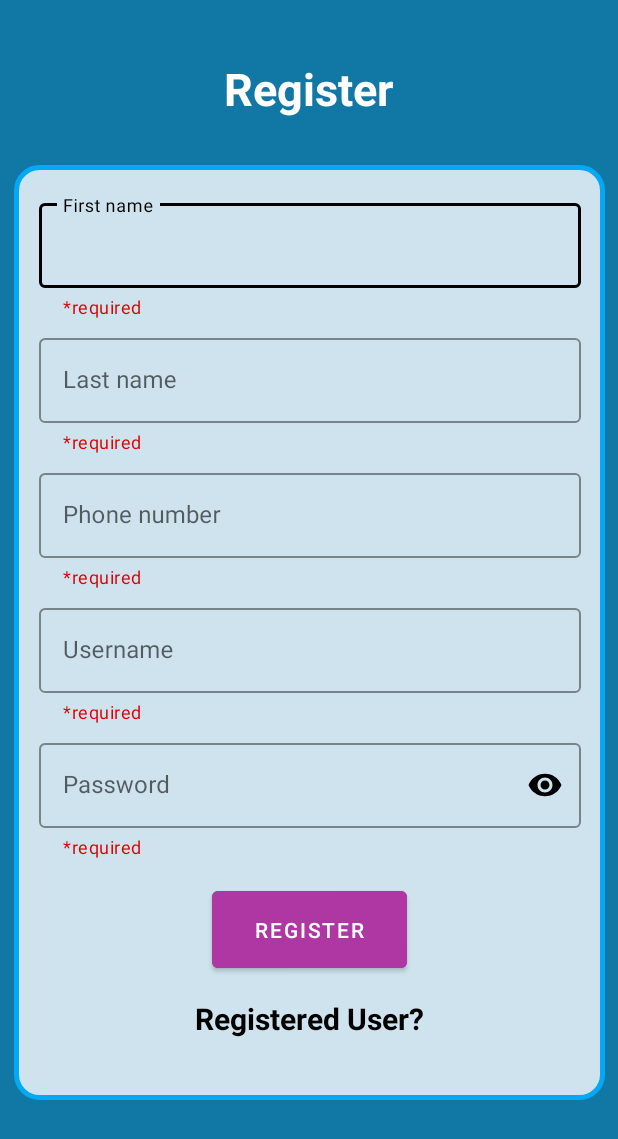
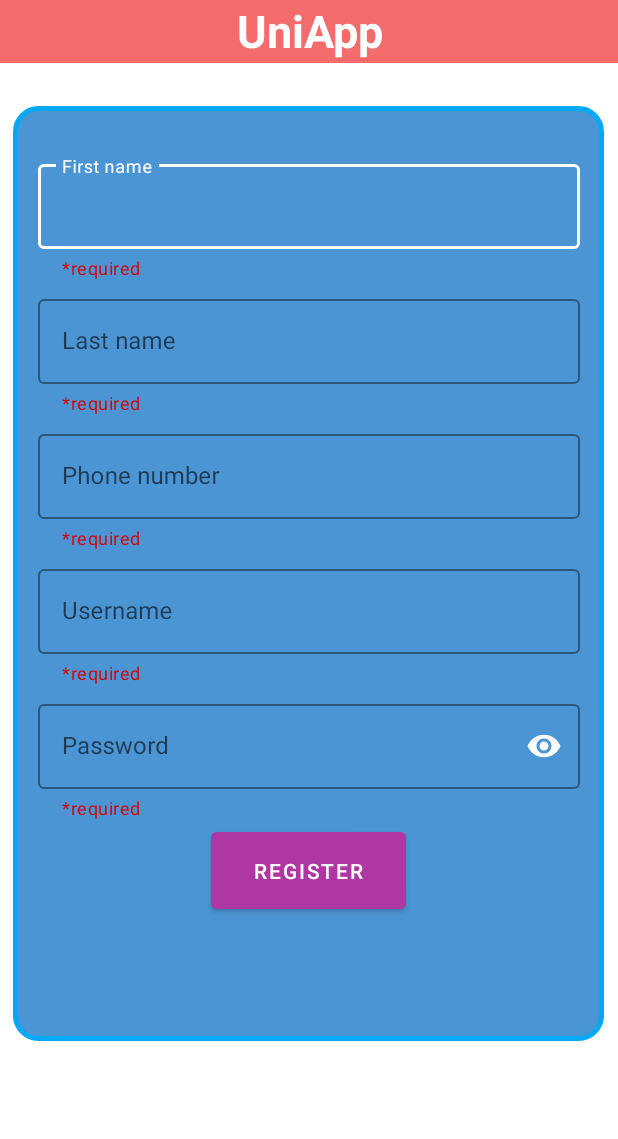
Before and after one commit to gmadhuri10/Automating-PhD-Admission-1, an Android app: the screen it shows after launch (RegisterUser), after a tap on "Register", on a phone screen of 412 x 824 dp. Shown: the top 1139 px of the screen. Run offline under Robolectric (Android 15) with nearby library versions, the light colour scheme and no system bars; our stand-ins replace Firebase (no records; nobody signed in at launch, a user with empty details on screens opened directly).

Commit message:
Login and reg done

```diff
--- a/app/src/main/java/com/winash/uniapp/Applicant.java
+++ b/app/src/main/java/com/winash/uniapp/Applicant.java
@@ -1,12 +1,12 @@
 package com.winash.uniapp;
 
 public class Applicant {
-    public String fname,lname,email,pass,phone;
-    Applicant(String fname,String lname,String email,String pass,String phone){
+    public String fname,lname,email;
+    int phone;
+    Applicant(String fname,String lname,String email,int phone){
         this.fname=fname;
         this.lname=lname;
         this.email=email;
-        this.pass=pass;
         this.phone=phone;
     }
 }
--- a/app/src/main/java/com/winash/uniapp/MainActivity.java
+++ b/app/src/main/java/com/winash/uniapp/MainActivity.java
@@ -3,13 +3,17 @@ package com.winash.uniapp;
 import androidx.appcompat.app.AppCompatActivity;
 
 import android.content.Intent;
+import android.net.Uri;
 import android.os.Bundle;
 import android.view.View;
 import android.widget.Button;
+import android.widget.MediaController;
 import android.widget.TextView;
+import android.widget.VideoView;
 
 public class MainActivity extends AppCompatActivity implements View.OnClickListener {
     private TextView Register,Login;
+    private VideoView video;
     @Override
     protected void onCreate(Bundle savedInstanceState) {
         super.onCreate(savedInstanceState);
@@ -18,7 +22,10 @@ public class MainActivity extends AppCompatActivity implements View.OnClickListe
         Login=(TextView) findViewById(R.id.LoginMain);
         Register.setOnClickListener(this);
         Login.setOnClickListener(this);
-
+        video=(VideoView) findViewById(R.id.videoView);
+        video.setVideoURI(Uri.parse("https://youtu.be/a3EiG1EZFh8"));
+        video.setMediaController(new MediaController(this));
+        video.requestFocus();
     }
         public void onClick(View v){
             switch (v.getId()){
--- a/app/src/main/java/com/winash/uniapp/RegisterUser.java
+++ b/app/src/main/java/com/winash/uniapp/RegisterUser.java
@@ -27,7 +27,6 @@ import org.w3c.dom.Text;
 public class RegisterUser extends AppCompatActivity implements View.OnClickListener {
     private FirebaseAuth mAuth;
     private Button RegisterUser;
-    private TextView login;
     private EditText fname,lname,number,uname,pass;
     private ProgressBar progress;
     DatabaseReference RefApplicant;
@@ -45,9 +44,7 @@ public class RegisterUser extends AppCompatActivity implements View.OnClickListe
         uname=(EditText) findViewById(R.id.Username);
         pass=(EditText) findViewById(R.id.Password);
         progress=(ProgressBar) findViewById(R.id.progressBarReg);
-        login=(TextView) findViewById(R.id.Logintext);
         RefApplicant= FirebaseDatabase.getInstance().getReference("Applicant");
-        login.setOnClickListener(this);
         RegisterUser.setOnClickListener(this);
     }
 
@@ -56,9 +53,6 @@ public class RegisterUser extends AppCompatActivity implements View.OnClickListe
         switch (view.getId()){
             case R.id.RegisterBtn:
                 registeruser();
-                break;
-            case R.id.Logintext:
-                startActivity(new Intent(this,LoginUser.class));
                 break;
         }
     }
@@ -99,7 +93,7 @@ public class RegisterUser extends AppCompatActivity implements View.OnClickListe
             pass.requestFocus();
             return;
         }
-        if(!Patterns.EMAIL_ADDRESS.matcher(email).matches())
+        if(!Patterns.EMAIL_ADDRESS.matcher(email).matches()||email.contains("@uniapp.admin.com"))
         {
             uname.setError("Valid Email Required!!!");
             uname.requestFocus();
@@ -111,7 +105,7 @@ public class RegisterUser extends AppCompatActivity implements View.OnClickListe
                     @Override
                     public void onComplete(@NonNull Task<AuthResult> task) {
                         if(task.isSuccessful()){
-                            Applicant newapp=new Applicant(fn,ln,email,p,num);
+                            Applicant newapp=new Applicant(fn,ln,email,Integer.parseInt(num));
                             UserUniqueNumber=mAuth.getUid();
                             RefApplicant.child(UserUniqueNumber).setValue(newapp).addOnCompleteListener(new OnCompleteListener<Void>() {
                                 @Override
--- a/app/src/main/res/drawable/round_corner_template.xml
+++ b/app/src/main/res/drawable/round_corner_template.xml
@@ -4,7 +4,7 @@
     android:shape="rectangle"
     android:padding="10dp">
 
-    <solid android:color="#CBFFFFFF" />
+    <solid android:color="#CB1E7ACA" />
     <corners
         android:bottomRightRadius="15dp"
         android:bottomLeftRadius="15dp"
--- a/app/src/main/res/layout/activity_applicant_home_page.xml
+++ b/app/src/main/res/layout/activity_applicant_home_page.xml
@@ -4,7 +4,8 @@
     xmlns:tools="http://schemas.android.com/tools"
     android:layout_width="match_parent"
     android:layout_height="match_parent"
-    tools:context=".ApplicantHomePage">
+    tools:context=".ApplicantHomePage"
+    android:background="@color/white">
     <EditText
         android:id="@+id/editTextTextApplicantName"
         android:layout_width="wrap_content"
--- a/app/src/main/res/layout/activity_register_user.xml
+++ b/app/src/main/res/layout/activity_register_user.xml
@@ -4,23 +4,25 @@
     xmlns:tools="http://schemas.android.com/tools"
     android:layout_width="match_parent"
     android:layout_height="match_parent"
-    android:background="#1177A5"
+    android:background="#FFFFFF"
     tools:context=".RegisterUser">
 
     <TextView
         android:id="@+id/RegisterHeader"
-        android:layout_width="wrap_content"
-        android:layout_height="wrap_content"
-        android:text="Register"
+        android:layout_width="match_parent"
+        android:layout_height="42dp"
+        android:background="#9CED0E0E"
+        android:text="UniApp"
+        android:textAlignment="center"
         android:textColor="@color/white"
         android:textSize="30sp"
         android:textStyle="bold"
         app:layout_constraintBottom_toBottomOf="parent"
         app:layout_constraintEnd_toEndOf="parent"
-        app:layout_constraintHorizontal_bias="0.498"
+        app:layout_constraintHorizontal_bias="1.0"
         app:layout_constraintStart_toStartOf="parent"
         app:layout_constraintTop_toTopOf="parent"
-        app:layout_constraintVertical_bias="0.049" />
+        app:layout_constraintVertical_bias="0.0" />
 
     <androidx.constraintlayout.widget.ConstraintLayout
         android:id="@+id/layout2"
@@ -29,9 +31,10 @@
         android:background="@drawable/round_corner_template"
         app:layout_constraintBottom_toBottomOf="parent"
         app:layout_constraintEnd_toEndOf="parent"
+        app:layout_constraintHorizontal_bias="0.47"
         app:layout_constraintStart_toStartOf="parent"
         app:layout_constraintTop_toBottomOf="@+id/RegisterHeader"
-        app:layout_constraintVertical_bias="0.25"
+        app:layout_constraintVertical_bias="0.181"
         tools:context=".MainActivity">
 
 
@@ -40,25 +43,27 @@
             style="@style/Widget.MaterialComponents.TextInputLayout.OutlinedBox"
             android:layout_width="361dp"
             android:layout_height="90dp"
+            android:layout_marginTop="20dp"
             android:hint="First name"
-            android:layout_marginTop="20dp"
-            app:boxStrokeColor="@color/black"
+
+            app:boxStrokeColor="@color/white"
             app:helperText="*required"
             app:helperTextTextColor="#DA0303"
-            app:hintTextColor="@color/black"
-            app:layout_constraintBottom_toTopOf="@+id/LoginBtn"
+            app:hintTextColor="@color/white"
+            app:layout_constraintBottom_toTopOf="@+id/RegisterBtn"
             app:layout_constraintEnd_toEndOf="parent"
             app:layout_constraintStart_toStartOf="parent"
             app:layout_constraintTop_toTopOf="parent"
             app:layout_constraintVertical_bias="0.036"
-            app:startIconTint="@color/black">
+            app:startIconTint="@color/white"
+            >
 
             <com.google.android.material.textfield.TextInputEditText
                 android:id="@+id/fname"
                 android:layout_width="match_parent"
                 android:layout_height="wrap_content"
                 android:inputType="text"
-                android:textColor="@color/black"
+                android:textColor="@color/white"
                 tools:ignore="TouchTargetSizeCheck" />
         </com.google.android.material.textfield.TextInputLayout>
 
@@ -68,23 +73,23 @@
             android:layout_width="361dp"
             android:layout_height="90dp"
             android:hint="Last name"
-            app:boxStrokeColor="@color/black"
+            app:boxStrokeColor="@color/white"
             app:helperText="*required"
             app:helperTextTextColor="#DA0303"
-            app:hintTextColor="@color/black"
-            app:layout_constraintBottom_toTopOf="@+id/LoginBtn"
+            app:hintTextColor="@color/white"
+            app:layout_constraintBottom_toTopOf="@+id/RegisterBtn"
             app:layout_constraintEnd_toEndOf="parent"
             app:layout_constraintStart_toStartOf="parent"
             app:layout_constraintTop_toBottomOf="@+id/textInputLayout1"
             app:layout_constraintVertical_bias="0.0"
-            app:startIconTint="@color/black">
+            app:startIconTint="@color/white">
 
             <com.google.android.material.textfield.TextInputEditText
                 android:id="@+id/lname"
                 android:layout_width="match_parent"
                 android:layout_height="wrap_content"
                 android:inputType="text"
-                android:textColor="@color/black"
+                android:textColor="@color/white"
                 tools:ignore="TouchTargetSizeCheck" />
         </com.google.android.material.textfield.TextInputLayout>
 
@@ -94,23 +99,23 @@
             android:layout_width="361dp"
             android:layout_height="90dp"
             android:hint="Phone number"
-            app:boxStrokeColor="@color/black"
+            app:boxStrokeColor="@color/white"
             app:helperText="*required"
             app:helperTextTextColor="#DA0303"
-            app:hintTextColor="@color/black"
-            app:layout_constraintBottom_toTopOf="@+id/LoginBtn"
+            app:hintTextColor="@color/white"
+            app:layout_constraintBottom_toTopOf="@+id/RegisterBtn"
             app:layout_constraintEnd_toEndOf="parent"
             app:layout_constraintStart_toStartOf="parent"
             app:layout_constraintTop_toBottomOf="@+id/textInputLayout2"
             app:layout_constraintVertical_bias="0.0"
-            app:startIconTint="@color/black">
+            app:startIconTint="@color/white">
 
             <com.google.android.material.textfield.TextInputEditText
                 android:id="@+id/number"
                 android:layout_width="match_parent"
                 android:layout_height="wrap_content"
                 android:inputType="number"
-                android:textColor="@color/black"
+                android:textColor="@color/white"
                 tools:ignore="TouchTargetSizeCheck" />
         </com.google.android.material.textfield.TextInputLayout>
 
@@ -120,23 +125,23 @@
             android:layout_width="361dp"
             android:layout_height="90dp"
             android:hint="Username"
-            app:boxStrokeColor="@color/black"
+            app:boxStrokeColor="@color/white"
             app:helperText="*required"
             app:helperTextTextColor="#DA0303"
-            app:hintTextColor="@color/black"
-            app:layout_constraintBottom_toTopOf="@+id/LoginBtn"
+            app:hintTextColor="@color/white"
+            app:layout_constraintBottom_toTopOf="@+id/RegisterBtn"
             app:layout_constraintEnd_toEndOf="parent"
             app:layout_constraintStart_toStartOf="parent"
             app:layout_constraintTop_toBottomOf="@+id/textInputLayout3"
             app:layout_constraintVertical_bias="0.0"
-            app:startIconTint="@color/black">
+            app:startIconTint="@color/white">
 
             <com.google.android.material.textfield.TextInputEditText
                 android:id="@+id/Username"
                 android:layout_width="match_parent"
                 android:layout_height="wrap_content"
                 android:inputType="text"
-                android:textColor="@color/black"
+                android:textColor="@color/white"
                 tools:ignore="TouchTargetSizeCheck" />
         </com.google.android.material.textfield.TextInputLayout>
 
@@ -146,25 +151,25 @@
             android:layout_width="361dp"
             android:layout_height="90dp"
             android:hint="Password"
-            app:boxStrokeColor="@color/black"
+            app:boxStrokeColor="@color/white"
             app:endIconMode="password_toggle"
-            app:endIconTint="@color/black"
+            app:endIconTint="@color/white"
             app:helperText="*required"
             app:helperTextTextColor="#DA0303"
-            app:hintTextColor="@color/black"
+            app:hintTextColor="@color/white"
             app:layout_constraintBottom_toTopOf="@+id/RegisterBtn"
             app:layout_constraintEnd_toEndOf="parent"
             app:layout_constraintStart_toStartOf="parent"
             app:layout_constraintTop_toBottomOf="@+id/textInputLayout4"
             app:layout_constraintVertical_bias="0.0"
-            app:startIconTint="@color/black">
+            app:startIconTint="@color/white">
 
             <com.google.android.material.textfield.TextInputEditText
                 android:id="@+id/Password"
                 android:layout_width="match_parent"
                 android:layout_height="wrap_content"
                 android:inputType="textPassword"
-                android:textColor="@color/black"
+                android:textColor="@color/white"
                 tools:ignore="TouchTargetSizeCheck" />
         </com.google.android.material.textfield.TextInputLayout>
 
@@ -194,20 +199,6 @@
             app:layout_constraintTop_toTopOf="parent"
             app:layout_constraintVertical_bias="0.433" />
 
-        <TextView
-            android:id="@+id/Logintext"
-            android:layout_width="wrap_content"
-            android:layout_height="wrap_content"
-            android:text="Registered User?"
-            android:textColor="@color/black"
-            android:textSize="20dp"
-            android:textStyle="bold"
-            app:layout_constraintBottom_toBottomOf="parent"
-            app:layout_constraintEnd_toEndOf="parent"
-            app:layout_constraintHorizontal_bias="0.501"
-            app:layout_constraintStart_toStartOf="parent"
-            app:layout_constraintTop_toBottomOf="@+id/RegisterBtn"
-            app:layout_constraintVertical_bias="0.254" />
     </androidx.constraintlayout.widget.ConstraintLayout>
 
 </androidx.constraintlayout.widget.ConstraintLayout>
```
Also changed, not shown: app/src/main/AndroidManifest.xml (+6 -3 lines), app/src/main/java/com/winash/uniapp/ForgotPassword.java (added, +67 -0 lines), app/src/main/java/com/winash/uniapp/LoginUser.java (+6 -7 lines), app/src/main/res/layout/activity_admin_home_page.xml (+7 -4 lines), app/src/main/res/layout/activity_forgot_password.xml (added, +82 -0 lines), app/src/main/res/layout/activity_login_user.xml (+30 -26 lines), app/src/main/res/layout/activity_main.xml (+57 -49 lines).
